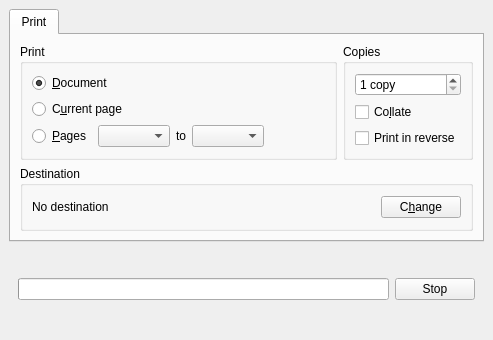
Above: src/qdjviewprintdialog.ui from barak/djview4 before the change. Below: the same form after it.
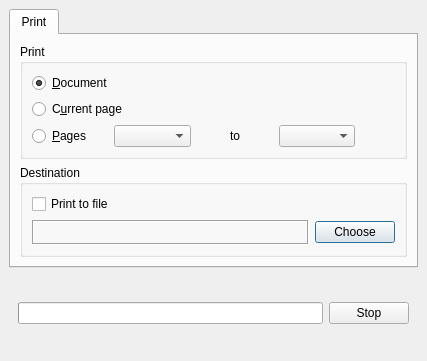
That is the form after the change. The open tabs and pages were chosen to show the change. Icons and pictures are not drawn.

Commit message: Separated exporters into a different file. Redone save and export dialogs. Print dialog still needs work.

```diff
--- a/src/qdjviewprintdialog.ui
+++ b/src/qdjviewprintdialog.ui
@@ -8,8 +8,8 @@
    <rect>
     <x>0</x>
     <y>0</y>
-    <width>493</width>
-    <height>340</height>
+    <width>427</width>
+    <height>361</height>
    </rect>
   </property>
   <property name="windowTitle" >
@@ -39,14 +39,6 @@
         <number>6</number>
        </property>
        <item>
-        <layout class="QHBoxLayout" >
-         <property name="margin" >
-          <number>0</number>
-         </property>
-         <property name="spacing" >
-          <number>6</number>
-         </property>
-         <item>
           <widget class="QGroupBox" name="printGroupBox" >
            <property name="title" >
             <string>Print</string>
@@ -111,10 +103,13 @@
                 <property name="orientation" >
                  <enum>Qt::Horizontal</enum>
                 </property>
+              <property name="sizeType" >
+               <enum>QSizePolicy::Minimum</enum>
+              </property>
                 <property name="sizeHint" >
                  <size>
-                  <width>0</width>
-                  <height>0</height>
+                <width>40</width>
+                <height>10</height>
                  </size>
                 </property>
                </spacer>
@@ -123,60 +118,13 @@
             </item>
            </layout>
           </widget>
-         </item>
-         <item>
-          <widget class="QGroupBox" name="copiesGroupBox" >
-           <property name="title" >
-            <string>Copies</string>
-           </property>
-           <layout class="QVBoxLayout" >
-            <property name="margin" >
-             <number>9</number>
-            </property>
-            <property name="spacing" >
-             <number>6</number>
-            </property>
-            <item>
-             <widget class="QSpinBox" name="numCopiesSpinBox" >
-              <property name="specialValueText" >
-               <string>1 copy</string>
-              </property>
-              <property name="suffix" >
-               <string> copies</string>
-              </property>
-              <property name="minimum" >
-               <number>1</number>
-              </property>
-              <property name="value" >
-               <number>1</number>
-              </property>
-             </widget>
-            </item>
-            <item>
-             <widget class="QCheckBox" name="collateCheckBox" >
-              <property name="text" >
-               <string>Co&amp;llate</string>
-              </property>
-             </widget>
-            </item>
-            <item>
-             <widget class="QCheckBox" name="reverseCheckBox" >
-              <property name="text" >
-               <string>Print in reverse</string>
-              </property>
-             </widget>
-            </item>
-           </layout>
-          </widget>
-         </item>
-        </layout>
        </item>
        <item>
         <widget class="QGroupBox" name="destinationGroupBox" >
          <property name="title" >
           <string>Destination</string>
          </property>
-         <layout class="QHBoxLayout" >
+         <layout class="QVBoxLayout" >
           <property name="margin" >
            <number>9</number>
           </property>
@@ -184,28 +132,72 @@
            <number>6</number>
           </property>
           <item>
-           <widget class="QLabel" name="destinationLabel" >
+           <widget class="QCheckBox" name="printToFileCheckBox" >
+            <property name="text" >
+             <string>Print to file</string>
+            </property>
+           </widget>
+          </item>
+          <item>
+           <widget class="QStackedWidget" name="destStackedWidget" >
+            <property name="currentIndex" >
+             <number>1</number>
+            </property>
+            <widget class="QWidget" name="page" >
+             <layout class="QHBoxLayout" >
+              <property name="margin" >
+               <number>0</number>
+              </property>
+              <property name="spacing" >
+               <number>6</number>
+              </property>
+              <item>
+               <widget class="QLineEdit" name="fileNameEdit" />
+              </item>
+              <item>
+               <widget class="QToolButton" name="browseButton" >
+                <property name="icon" >
+                 <iconset resource="qdjview.qrc" >:/images/icon_open.png</iconset>
+                </property>
+               </widget>
+              </item>
+             </layout>
+            </widget>
+            <widget class="QWidget" name="page_2" >
+             <layout class="QHBoxLayout" >
+              <property name="margin" >
+               <number>0</number>
+              </property>
+              <property name="spacing" >
+               <number>6</number>
+              </property>
+              <item>
+               <widget class="QLabel" name="printerLabel" >
+                <property name="frameShape" >
+                 <enum>QFrame::Box</enum>
+                </property>
+                <property name="frameShadow" >
+                 <enum>QFrame::Sunken</enum>
+                </property>
+               </widget>
+              </item>
+              <item>
+               <widget class="QPushButton" name="printerButton" >
             <property name="sizePolicy" >
              <sizepolicy>
-              <hsizetype>5</hsizetype>
-              <vsizetype>5</vsizetype>
-              <horstretch>2</horstretch>
+                  <hsizetype>0</hsizetype>
+                  <vsizetype>0</vsizetype>
+                  <horstretch>0</horstretch>
               <verstretch>0</verstretch>
              </sizepolicy>
             </property>
             <property name="text" >
-             <string>No destination</string>
+                 <string>Choose</string>
             </property>
            </widget>
           </item>
-          <item>
-           <widget class="QPushButton" name="chooseButton" >
-            <property name="text" >
-             <string>C&amp;hange</string>
-            </property>
-            <property name="autoDefault" >
-             <bool>false</bool>
-            </property>
+             </layout>
+            </widget>
            </widget>
           </item>
          </layout>
@@ -291,7 +283,11 @@
         <number>6</number>
        </property>
        <item>
-        <widget class="QProgressBar" name="progressBar" />
+        <widget class="QProgressBar" name="progressBar" >
+         <property name="orientation" >
+          <enum>Qt::Horizontal</enum>
+         </property>
+        </widget>
        </item>
        <item>
         <widget class="QPushButton" name="stopButton" >
```
Left out of the diff: 6 changed lines with no effect on the pictures. Lines whose indentation alone changed are shown as unchanged. The commit also changes 10 other files.
